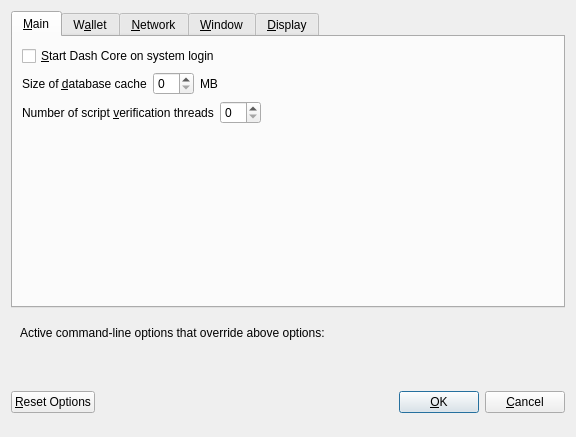
Before: the Qt Designer form src/qt/forms/optionsdialog.ui in zero24x/gravium, drawn with Qt 5.
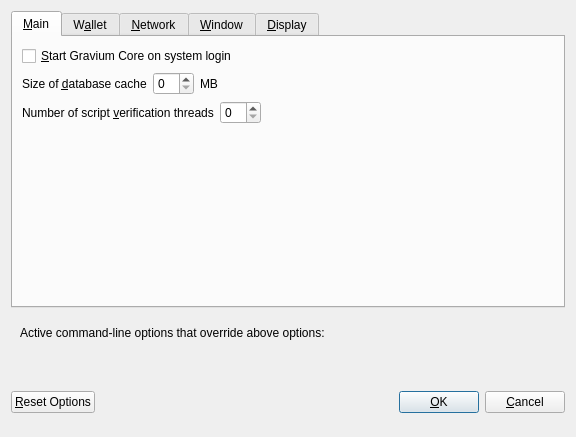
After: the same form once the commit is applied. Custom widgets are drawn as their Qt base class.

Commit message: dash Dash and DASH changed to gravium Gravium and GRAVIUM except DASH > GRV

What changed in the file:
```diff
--- a/src/qt/forms/optionsdialog.ui
+++ b/src/qt/forms/optionsdialog.ui
@@ -33,7 +33,7 @@
           <string>Automatically start Dash Core after logging in to the system.</string>
          </property>
          <property name="text">
-          <string>&amp;Start Dash Core on system login</string>
+          <string>&amp;Start Gravium Core on system login</string>
          </property>
         </widget>
        </item>
```
Left out of the diff: 14 changed lines with no effect on the pictures. The commit also changes 362 other files.
